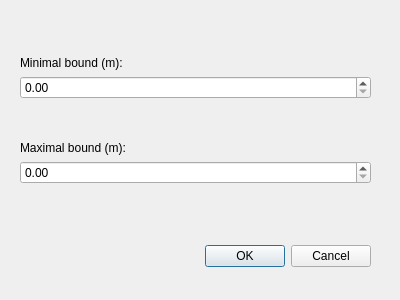
Before: the Qt Designer form tp2/src/bounddialog.ui in MatheoDumont/MMV_tps, drawn with Qt 5.
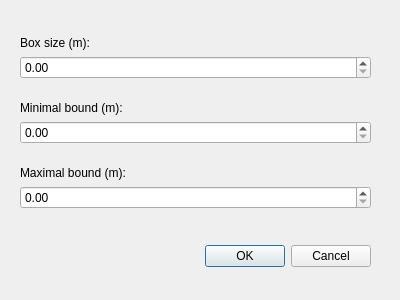
After: the same form once the commit is applied.

The edit to the form file:
```diff
--- a/tp2/src/bounddialog.ui
+++ b/tp2/src/bounddialog.ui
@@ -35,10 +35,56 @@
      <x>20</x>
      <y>30</y>
      <width>351</width>
-     <height>181</height>
+     <height>187</height>
     </rect>
    </property>
    <layout class="QVBoxLayout" name="verticalLayout_2">
+    <item>
+     <layout class="QVBoxLayout" name="verticalLayout_5">
+      <item>
+       <widget class="QLabel" name="boxsize_label">
+        <property name="sizePolicy">
+         <sizepolicy hsizetype="Preferred" vsizetype="Fixed">
+          <horstretch>0</horstretch>
+          <verstretch>0</verstretch>
+         </sizepolicy>
+        </property>
+        <property name="text">
+         <string>Box size (m):</string>
+        </property>
+       </widget>
+      </item>
+      <item>
+       <widget class="QDoubleSpinBox" name="boxsize_val">
+        <property name="sizePolicy">
+         <sizepolicy hsizetype="Preferred" vsizetype="Fixed">
+          <horstretch>0</horstretch>
+          <verstretch>0</verstretch>
+         </sizepolicy>
+        </property>
+        <property name="maximum">
+         <double>100000.000000000000000</double>
+        </property>
+       </widget>
+      </item>
+     </layout>
+    </item>
+    <item>
+     <spacer name="verticalSpacer_2">
+      <property name="orientation">
+       <enum>Qt::Vertical</enum>
+      </property>
+      <property name="sizeType">
+       <enum>QSizePolicy::Fixed</enum>
+      </property>
+      <property name="sizeHint" stdset="0">
+       <size>
+        <width>20</width>
+        <height>10</height>
+       </size>
+      </property>
+     </spacer>
+    </item>
     <item>
      <layout class="QVBoxLayout" name="verticalLayout_3">
       <item>
```
